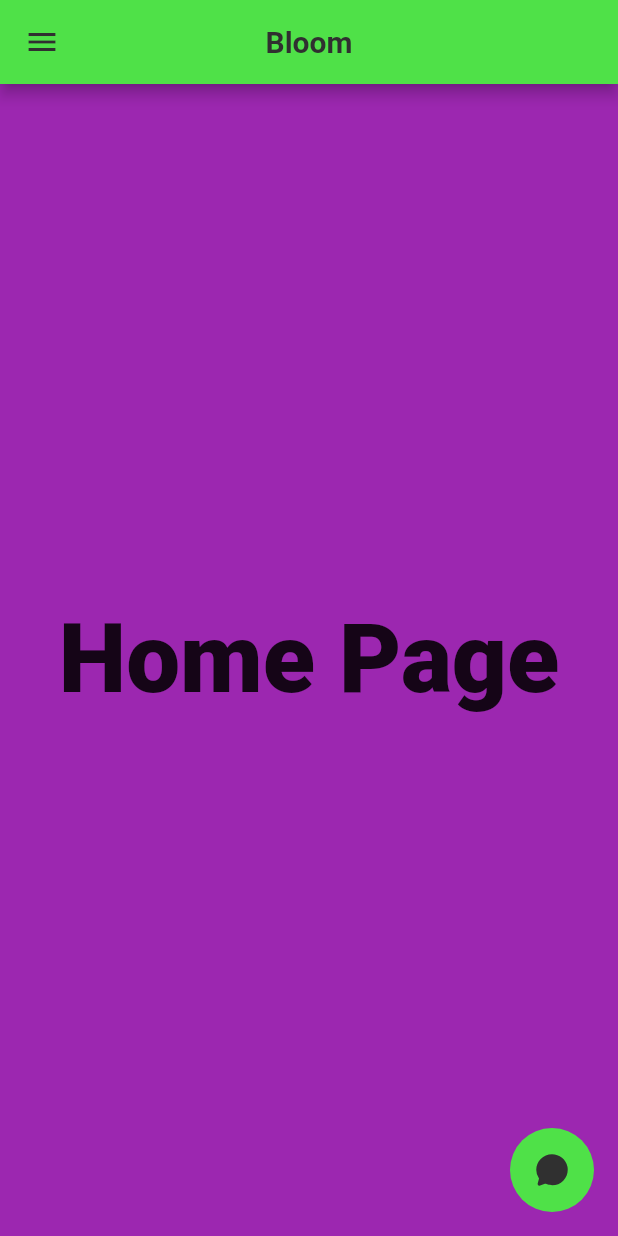
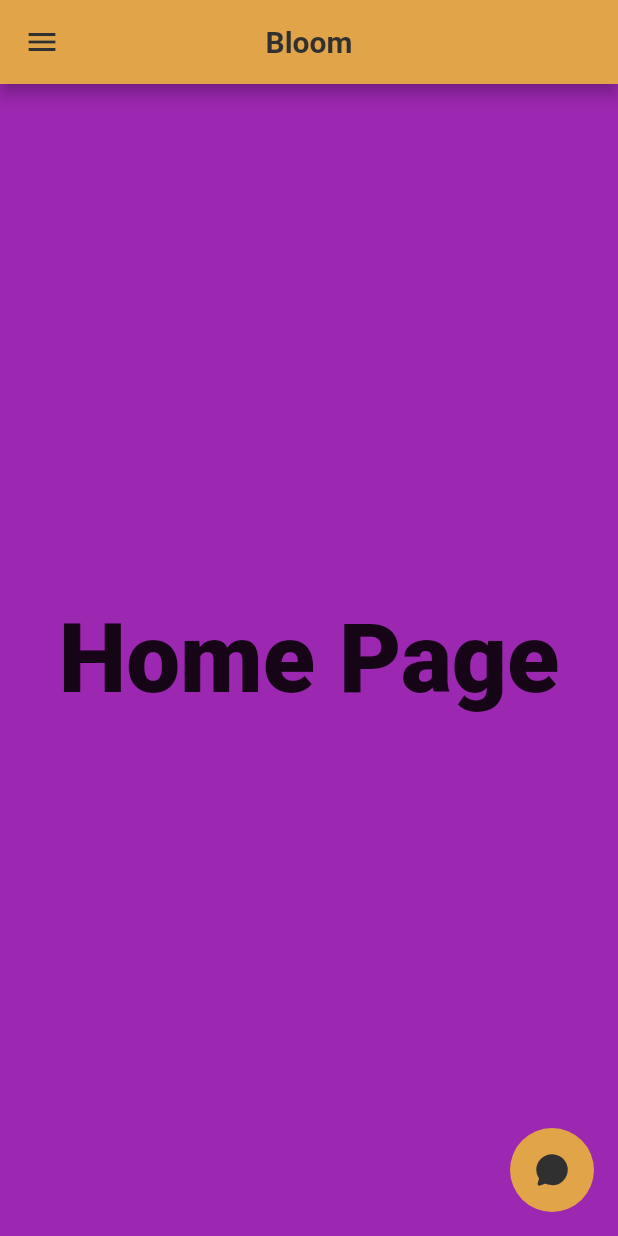
Before and after one commit to exoad/BloomApp, a Flutter app: the MainApp screen opened directly, on a phone screen of 412 x 824 dp. Run offline on Flutter 3.47's test engine with Material 2 defaults, Android fonts, the phone set to English and light mode, and no system bars; our stand-ins replace ionicons, shared_preferences, yaml; accounts and stored records are empty.

Commit message:
`add` revert previous color change

```diff
--- a/lib/bits/consts.dart
+++ b/lib/bits/consts.dart
@@ -9,9 +9,9 @@ final class LaF {
   static const Color empty = Color.fromARGB(0, 0, 0, 0);
   static const Color primaryBackground =
       Color.fromARGB(255, 247, 237, 225);
-  static const Color primaryColor = Color.fromARGB(255, 79, 225, 72);
+  static const Color primaryColor = Color.fromARGB(255, 225, 164, 72);
   static const Color primaryColorTint =
-      Color.fromARGB(255, 68, 197, 124);
+      Color.fromARGB(255, 236, 160, 72);
   static const Color primaryColorTintDarker_Pressed =
       Color.fromARGB(180, 199, 144, 81);
   static const Color primaryColorFgContrast =
```
